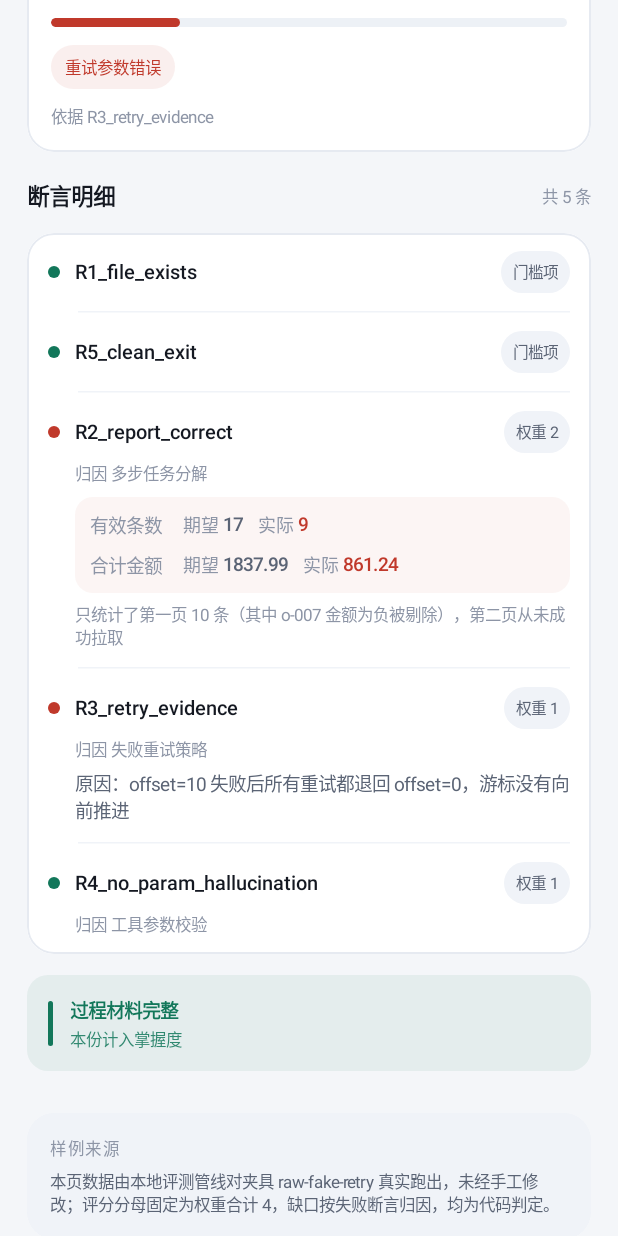
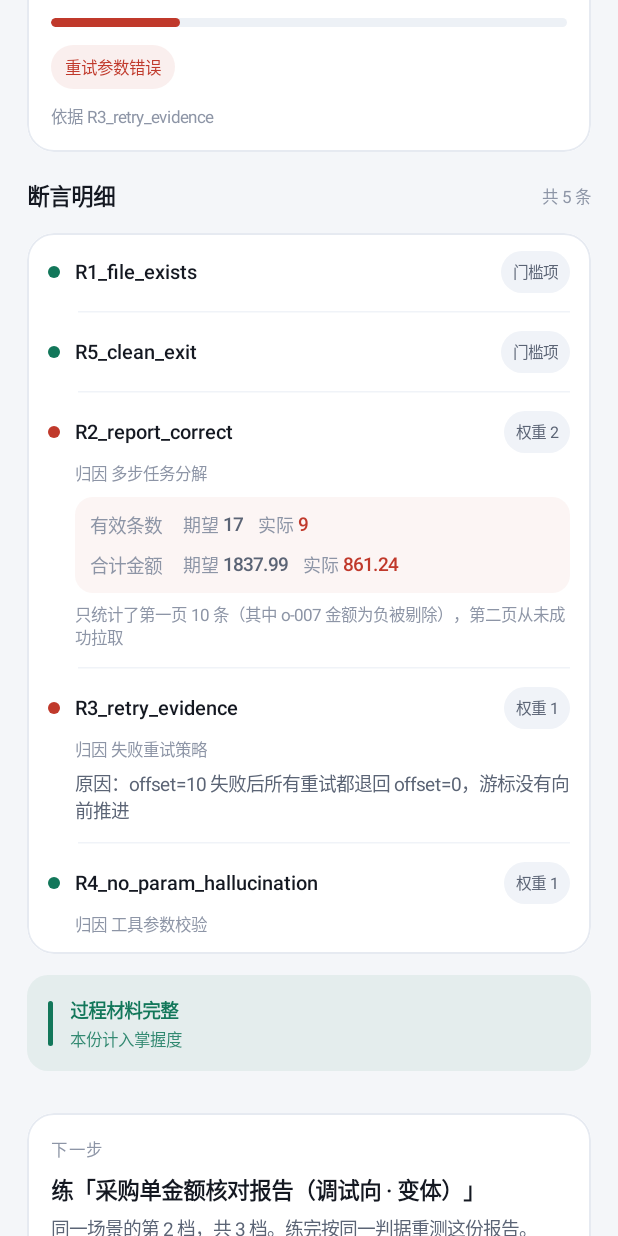
Before and after one commit to dkh2007/agent-arena, an Android app built with Jetpack Compose: the screen it shows after launch (MainActivity), scrolled down 576 dp, on a phone screen of 412 x 824 dp. Run offline under Robolectric (Android 15) with nearby library versions, the phone set to English and light mode, and no system bars.

Commit message:
训练单：按同一族逐档推荐（口径 B），报告页长出「下一步」
为什么改口径：12 个任务里 secondary_skill_ids 有 11 个贴同一组标签（多步 12/12、参数 11/12、重试 11/12），按技能筛不出该做哪道。改用任务已有的 variant_meta.family_id / difficulty：四个族各 2–3 档。新增 arena/training.py（family_position / next_in_family / asks_of / drill_brief）+ 30 条契约测试，含变异：改 YAML 难度后推荐必须消失。三条自我约束写进注释：只走一档不跳档、同档取 task_id 最小（确定性非更优）、族尾不编造。Android 新增 TrainingScreen/TrainingPlan：位置卡、下一档要求逐字取自 scenario、判据卡明写是规则不是阈值、回看失败断言、数据来源；训练单与报告按 task_id 对账，不一致直接报错不显示建议。报告页新增「下一步」卡（有下一档/已到顶/无族标三态），补上原先被调试卡占掉的位置。计划书同步：§4.2-6 口径、技术选型、完成度表、M3/M5、1526→1556 用例、128→132 提交。

```diff
--- a/android/app/src/main/java/com/arena/companion/MainActivity.kt
+++ b/android/app/src/main/java/com/arena/companion/MainActivity.kt
@@ -2,33 +2,62 @@ package com.arena.companion
 
 import android.os.Bundle
 import androidx.activity.ComponentActivity
+import androidx.activity.compose.BackHandler
 import androidx.activity.compose.setContent
 import androidx.compose.foundation.layout.fillMaxSize
 import androidx.compose.foundation.layout.padding
 import androidx.compose.material3.Scaffold
+import androidx.compose.runtime.getValue
+import androidx.compose.runtime.mutableStateOf
+import androidx.compose.runtime.remember
+import androidx.compose.runtime.setValue
 import androidx.compose.ui.Modifier
+import androidx.compose.ui.platform.LocalContext
 import androidx.core.view.WindowCompat
 
 /**
- * 入口。第 2 步做的是诊断报告页；第 3 步起会在这里加底部导航，
- * 把「训练 / 提醒」两页挂进来。
+ * 入口。
  *
- * 页面只读 `assets/sample-report.json`，不发任何网络请求。
+ * 两页：诊断报告 → 训练单（点"看训练单"进，返回键回）。三页起（费曼 / 提醒）
+ * 再换真正的导航组件；现在两页用状态切换就够，先不为将来的页面付抽象成本。
+ *
+ * 页面只读 `assets/` 下两个 JSON，不发任何网络请求。
  * 联调后端在电脑侧完成（端口转发 + `curl`），不在学习者界面里留调试入口——
  * 页面上出现本机回环地址，评委看到的就是「没做完」。
  */
 class MainActivity : ComponentActivity() {
+    private enum class Screen { Report, Training }
+
     override fun onCreate(savedInstanceState: Bundle?) {
         super.onCreate(savedInstanceState)
         // 浅底 + 深色状态栏图标，避免状态栏文字在灰白背景上糊掉
         WindowCompat.getInsetsController(window, window.decorView).isAppearanceLightStatusBars = true
         setContent {
             ArenaTheme {
+                val ctx = LocalContext.current
+                val report = remember { loadSampleReport(ctx) }
+                val plan = remember { loadTrainingPlan(ctx) }
+                var screen by remember { mutableStateOf(Screen.Report) }
+
+                BackHandler(enabled = screen == Screen.Training) { screen = Screen.Report }
+
                 Scaffold(
                     modifier = Modifier.fillMaxSize(),
                     containerColor = Bg,
                 ) { inner ->
-                    ReportScreen(Modifier.padding(inner))
+                    when (screen) {
+                        Screen.Report -> ReportScreen(
+                            modifier = Modifier.padding(inner),
+                            plan = plan,
+                            onOpenTraining = { screen = Screen.Training },
+                        )
+                        Screen.Training -> TrainingScreen(
+                            modifier = Modifier.padding(inner),
+                            plan = plan,
+                            reportTaskId = report?.taskId,
+                            onBack = { screen = Screen.Report },
+                        )
+                    }
                 }
             }
         }
--- a/android/app/src/main/java/com/arena/companion/ReportScreen.kt
+++ b/android/app/src/main/java/com/arena/companion/ReportScreen.kt
@@ -3,6 +3,7 @@ package com.arena.companion
 import androidx.compose.foundation.Canvas
 import androidx.compose.foundation.background
 import androidx.compose.foundation.border
+import androidx.compose.foundation.clickable
 import androidx.compose.foundation.layout.Arrangement
 import androidx.compose.foundation.layout.Box
 import androidx.compose.foundation.layout.Column
@@ -43,11 +44,18 @@ import androidx.compose.ui.unit.sp
 /**
  * 诊断报告页（结构版）。
  *
- * 布局顺序固定：身份 → 总分 → 缺口 → 逐条断言 → 过程材料 → 数据来源。
+ * 布局顺序固定：身份 → 总分 → 缺口 → 逐条断言 → 过程材料 → 判定说明 → 下一步 → 数据来源。
  * 所有数值直接取自 Report 对象，页面不做任何计算或换算。
+ *
+ * 「下一步」卡是页尾唯一的行动号召：它读的是 training-plan.json（族 + 下一档），
+ * 不是页面自己想的建议。没有训练单时整块不出现，不写"敬请期待"。
  */
 @Composable
-fun ReportScreen(modifier: Modifier = Modifier) {
+fun ReportScreen(
+    modifier: Modifier = Modifier,
+    plan: TrainingPlan? = null,
+    onOpenTraining: () -> Unit = {},
+) {
     val ctx = LocalContext.current
     val report = remember { loadSampleReport(ctx) }
 
@@ -87,6 +95,7 @@ fun ReportScreen(modifier: Modifier = Modifier) {
 
         item { ProcessBanner(report.processMissing) }
         item { NotesCard(report.notes) }
+        plan?.let { item { NextStepCard(it, onOpenTraining) } }
         item { ProvenanceCard(report) }
     }
 }
@@ -458,6 +467,51 @@ private fun boldEmphasis(text: String): AnnotatedString = buildAnnotatedString {
     }
 }
 
+/**
+ * 下一步卡：把「练什么」放在评委翻到的位置，替掉原来那张调试卡。
+ *
+ * 三种状态都要显式：有下一档 / 已到本族最高档 / 没有训练单数据。
+ * 只有第一种才给按钮——另外两种点进去也没有内容，给了按钮等于骗一次点击。
+ */
+@Composable
+private fun NextStepCard(p: TrainingPlan, onOpen: () -> Unit) {
+    SurfaceCard {
+        Text("下一步", style = TEyebrow)
+        Spacer(Modifier.height(8.dp))
+        when {
+            p.hasNext && p.next != null -> {
+                Text("练「${p.next.title}」", style = TH2)
+                Spacer(Modifier.height(6.dp))
+                Text(
+                    "同一场景的第 ${p.next.difficulty} 档，共 ${p.levelsTotal} 档。练完按同一判据重测这份报告。",
+                    style = TSmall,
+                )
+                Spacer(Modifier.height(12.dp))
+                Row(
+                    modifier = Modifier
+                        .clip(PillShape)
+                        .background(Brand.copy(alpha = 0.08f))
+                        .clickable(onClick = onOpen)
+                        .padding(horizontal = 14.dp, vertical = 8.dp),
+                    verticalAlignment = Alignment.CenterVertically,
+                ) {
+                    Text("看训练单 →", fontSize = 12.5.sp, color = Brand, fontWeight = FontWeight.Medium)
+                }
+            }
+            p.status == "top_of_family" -> {
+                Text("这已是本族最高档", style = TH2)
+                Spacer(Modifier.height(6.dp))
+                Text("没有「同场景更难」的下一档，本页不编一档出来。换族或收工由你决定。", style = TSmall)
+            }
+            else -> {
+                Text("这道题没有标注族与难度", style = TH2)
+                Spacer(Modifier.height(6.dp))
+                Text("排不出前后档，所以这里不给「练哪道」的建议。", style = TSmall)
+            }
+        }
+    }
+}
+
 @Composable
 private fun ProvenanceCard(r: Report) {
     Column(
@@ -480,8 +534,9 @@ private fun ProvenanceCard(r: Report) {
 
 // ---------------- 通用件 ----------------
 
+/** 卡片外壳。两个页面共用一份，避免训练页另起一套圆角/描边。 */
 @Composable
-private fun SurfaceCard(
+internal fun SurfaceCard(
     padding: PaddingValues = PaddingValues(CardPad),
     content: @Composable ColumnScope.() -> Unit,
 ) {
--- /dev/null
+++ b/android/app/src/main/java/com/arena/companion/TrainingPlan.kt
@@ -0,0 +1,68 @@
+package com.arena.companion
+
+import android.content.Context
+import org.json.JSONObject
+
+/**
+ * 训练单数据模型。
+ *
+ * 来源是 `assets/training-plan.json`，由 `python -m arena.training --from-report …` 生成：
+ * 全部字段来自 `tasks` 目录下任务定义的 `variant_meta`（族 + 难度）与 `scenario`（要求清单），
+ * 页面不做任何推断，也不许补一句"系统认为你应该…"。
+ *
+ * `task_id` 是**对账键**：训练单与报告来自两个文件，对不上时页面必须报错，
+ * 不许把错位的训练单显示成"给你的建议"。
+ */
+
+data class TrainingNext(
+    val taskId: String,
+    val title: String,
+    val difficulty: Int,
+    val asks: List<String>,
+)
+
+data class TrainingPlan(
+    val taskId: String?,
+    val familyId: String?,
+    val level: Int?,
+    val levelsTotal: Int,
+    val status: String,          // has_next / top_of_family / no_family
+    val next: TrainingNext?,
+    val criterion: String,
+    val focusAssertions: List<String>,
+) {
+    val hasNext: Boolean get() = status == "has_next" && next != null
+}
+
+/** 读不到或格式不对一律返回 null：页面显示"没有训练单"，不编一张。 */
+fun loadTrainingPlan(ctx: Context): TrainingPlan? = try {
+    parseTrainingPlan(ctx.assets.open("training-plan.json").bufferedReader().use { it.readText() })
+} catch (e: Exception) {
+    null
+}
+
+fun parseTrainingPlan(text: String): TrainingPlan {
+    val root = JSONObject(text)
+    val nextJson = root.optJSONObject("next")
+    val asks = nextJson?.optJSONArray("asks").toStringList()
+    return TrainingPlan(
+        taskId = if (root.isNull("task_id")) null else root.optString("task_id"),
+        familyId = if (root.isNull("family_id")) null else root.optString("family_id"),
+        level = if (root.isNull("level")) null else root.optInt("level"),
+        levelsTotal = root.optInt("levels_total", 0),
+        status = root.optString("status", "no_family"),
+        next = nextJson?.let {
+            TrainingNext(
+                taskId = it.optString("task_id"),
+                title = it.optString("title"),
+                difficulty = it.optInt("difficulty", 0),
+                asks = asks,
+            )
+        },
+        criterion = root.optString("criterion"),
+        focusAssertions = root.optJSONArray("focus_assertions").toStringList(),
+    )
+}
+
+// 列表解析复用 `ReportModel.kt` 里已有的 `JSONArray?.toStringList()`——
+// 两份实现迟早会漂移（null / 非字符串元素的处理各不一样），不新写一份。
```
Also changed, not shown: android/app/src/main/assets/training-plan.json (added, +28 -0 lines), android/app/src/main/java/com/arena/companion/TrainingScreen.kt (added, +264 -0 lines), 9 other files.
